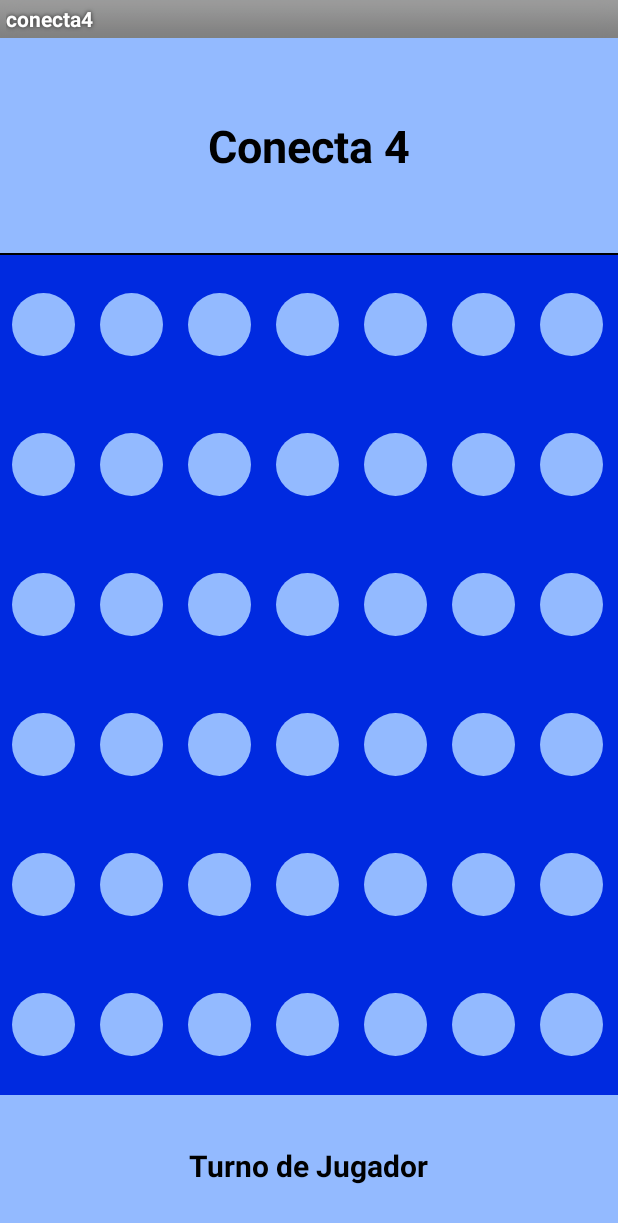
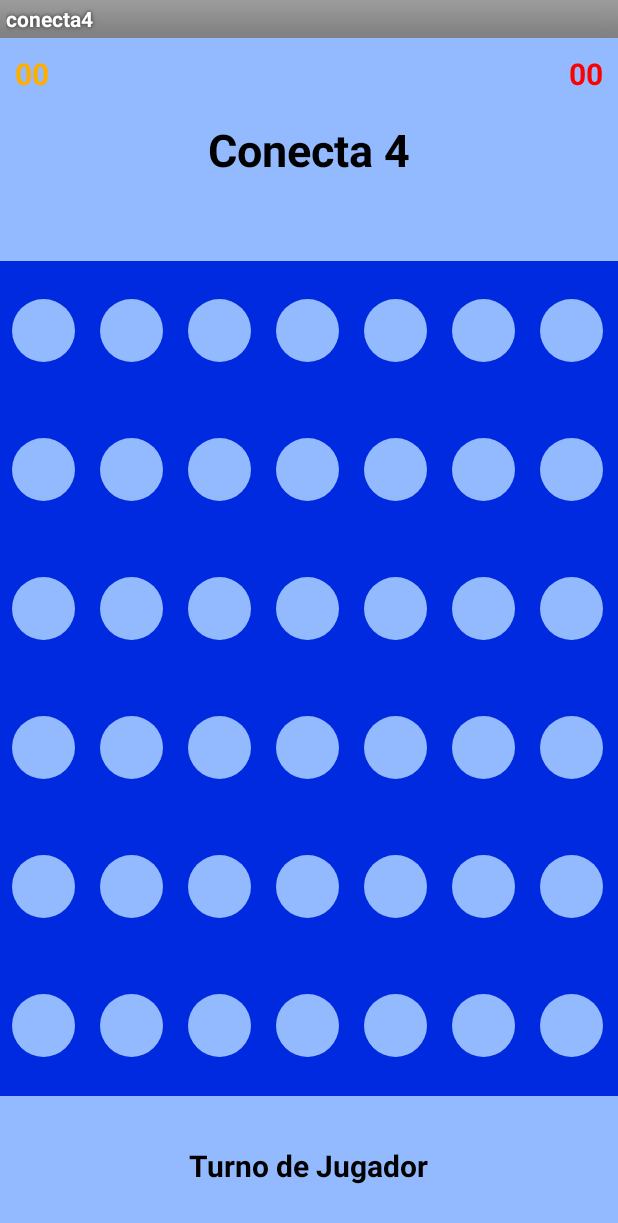
Before and after one commit to norishen/conecta4, an Android app: the screen it shows after launch (MainActivity), on a phone screen of 412 x 824 dp. Shown: the top 1223 px of the screen. Run offline under Robolectric (Android 15) with nearby library versions, the phone set to English and light mode, and no system bars.

Commit message:
Scores 1

```diff
--- a/app/src/main/res/layout/activity_main.xml
+++ b/app/src/main/res/layout/activity_main.xml
@@ -6,24 +6,51 @@
     android:stretchColumns="*">
 
     <!-- Header -->
-    <TextView
-        android:layout_weight="2"
+    <LinearLayout android:layout_weight="2"
         android:layout_width="match_parent"
         android:layout_height="wrap_content"
+        android:background="@color/colorBTitleH">
+
+        <TextView android:layout_weight="1"
+            android:layout_width="wrap_content"
+            android:layout_height="wrap_content"
+            android:id="@+id/score1"
+            android:layout_gravity="top|left"
+            android:layout_margin="10dp"
+            android:gravity="left"
+            android:fontFamily="Arial"
+            android:textStyle="bold"
+            android:text="00"
+            android:textSize="@dimen/dimenScore"
+            android:textColor="@color/fichaPlayer1"/>
+
+        <TextView android:layout_weight="4"
+            android:layout_width="wrap_content"
+            android:layout_height="wrap_content"
             android:id="@+id/statusHeader"
+            android:layout_gravity="center"
             android:gravity="center"
             android:fontFamily="Arial"
             android:textStyle="bold"
             android:textSize="@dimen/dimenTitleH"
             android:textColor="@color/colorTitleH"
-        android:background="@color/colorBTitleH"
             android:text="@string/titleH"/>
 
+        <TextView android:layout_weight="1"
+            android:layout_width="wrap_content"
+            android:layout_height="wrap_content"
+            android:id="@+id/score2"
+            android:layout_gravity="top|right"
+            android:gravity="right"
+            android:layout_margin="10dp"
+            android:fontFamily="Arial"
+            android:textStyle="bold"
+            android:text="00"
+            android:textSize="@dimen/dimenScore"
+            android:textColor="@color/fichaPlayer2"/>
 
-    <TextView
-        android:layout_width="match_parent"
-        android:layout_height="1dp"
-        android:background="@color/colorLineaH"/>
+    </LinearLayout>
+
 
     <!--            Linea 1          -->
     <TableRow android:layout_weight="1">
@@ -177,8 +204,6 @@
 
 
     <!-- Foot -->
-<!--    <LinearLayout xmlns:android="http://schemas.android.com/apk/res/android" -->
-
     <LinearLayout android:layout_weight="1"
         android:layout_width="match_parent"
         android:layout_height="wrap_content"
@@ -194,7 +219,7 @@
             android:layout_gravity="center|left"
             android:contentDescription="@string/IBConecta4" />
 
-        <TextView android:layout_weight="6"
+        <TextView android:layout_weight="8"
             android:layout_width="wrap_content"
             android:layout_height="wrap_content"
             android:visibility="visible"
--- a/app/src/main/res/values/dimens.xml
+++ b/app/src/main/res/values/dimens.xml
@@ -5,5 +5,6 @@
 
     <dimen name="dimenTitleH">30dp</dimen>
     <dimen name="dimenTitleF">20dp</dimen>
+    <dimen name="dimenScore">20dp</dimen>
     <dimen name="ficha">42dp</dimen>
 </resources>
```
Also changed, not shown: app/src/main/java/org/wicbo5oel/conecta4/MainActivity.java (+19 -4 lines). Lines whose indentation alone changed are shown as unchanged.
